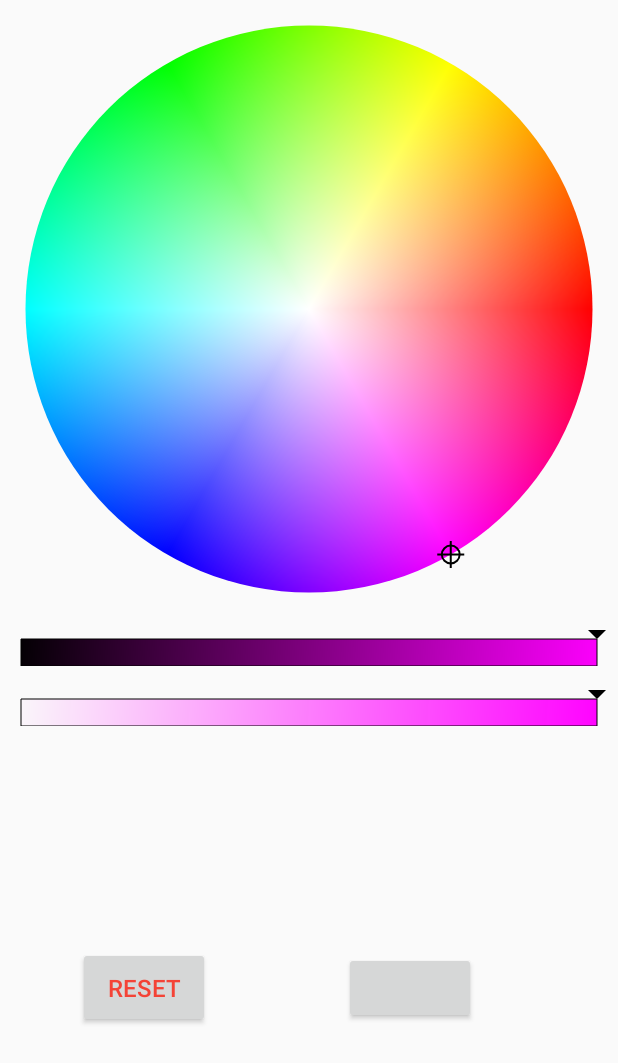
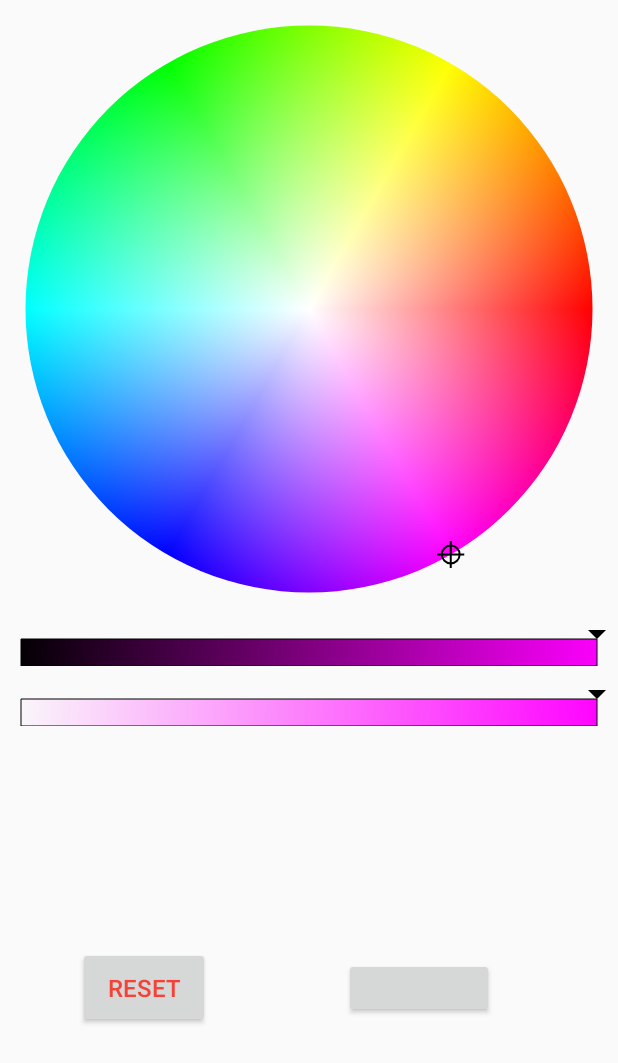
Before and after one commit to duanhong169/ColorPicker, an Android app: the layout activity_main.xml on its own in the app's theme, with its tools: preview values and no code run, on a phone screen of 412 x 824 dp. Shown: the top 1063 px of the screen. Run offline under Robolectric (Android 15) with nearby library versions, the phone set to English and light mode, and no system bars; plain views replace TextButton.

Commit message:
Fix color hex size

```diff
--- a/app/src/main/res/layout/activity_main.xml
+++ b/app/src/main/res/layout/activity_main.xml
@@ -27,8 +27,8 @@
 
     <top.defaults.view.TextButton
         android:id="@+id/colorHex"
-        android:layout_width="wrap_content"
-        android:layout_height="wrap_content"
+        android:layout_width="100dp"
+        android:layout_height="40dp"
         android:layout_marginLeft="8dp"
         android:layout_marginStart="8dp"
         android:textSize="16sp"
```
